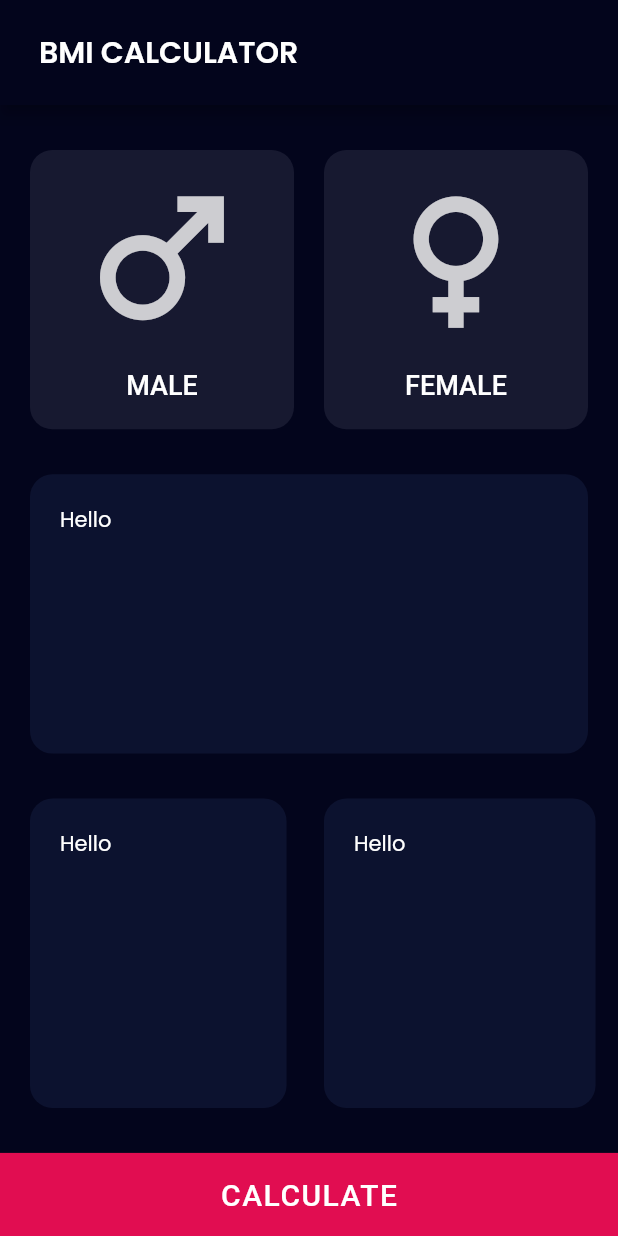
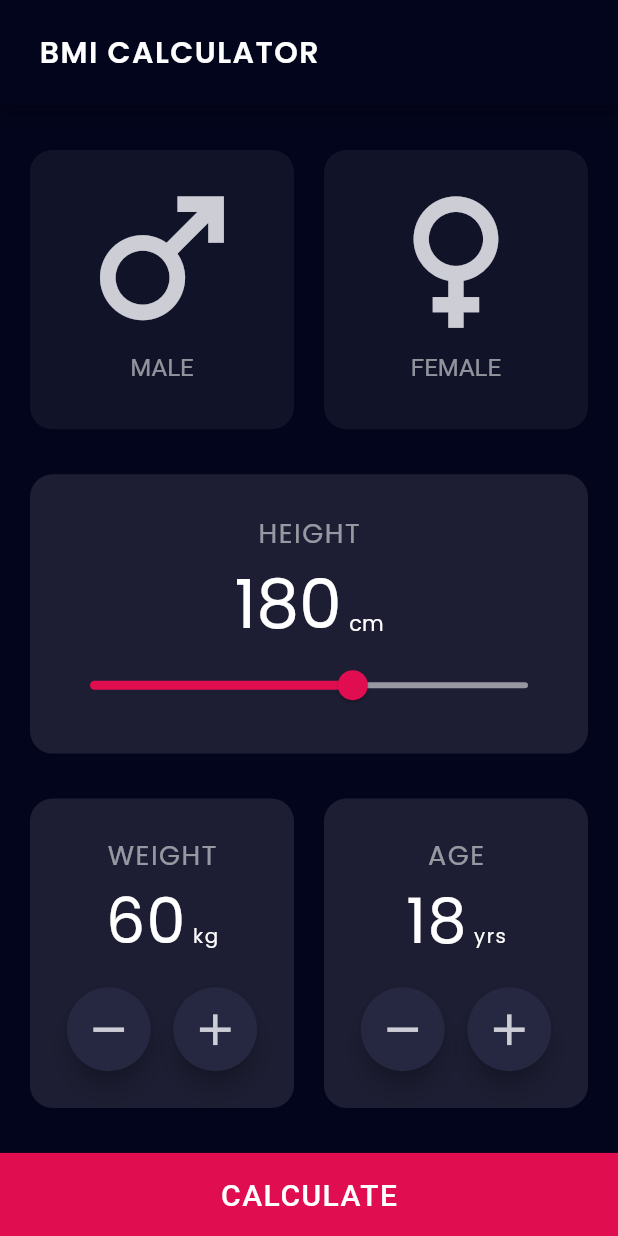
Before and after one commit to Deva0813/BMIndex, a Flutter app: the screen it shows after launch, on a phone screen of 412 x 824 dp. Run offline on Flutter 3.47's test engine with Material 2 defaults, Android fonts, the phone set to English and light mode, and no system bars; our stand-ins replace google_fonts.

Commit message:
Widgets Added for Gender,Height,Weight,Age

```diff
--- /dev/null
+++ b/lib/constants/constants.dart
@@ -0,0 +1,8 @@
+import 'package:flutter/material.dart';
+
+const kActiveCard = Color(0xff262741);
+const kInactiveCard = Color(0xff111328);
+const kStaticCards = Color(0xff1d1e33);
+const kAccentColor = Color(0xffE10D51);
+const kSupportColor = Color(0xff262741);
+const kIconColor = Color(0xffcccdd5);
--- a/lib/main.dart
+++ b/lib/main.dart
@@ -23,6 +23,7 @@ class App extends StatelessWidget {
               fontFamily: GoogleFonts.poppins().fontFamily,
               fontSize: 20.0,
               fontWeight: FontWeight.w600,
+              letterSpacing: 1.0,
             ),
           toolbarHeight: 70.0,
         ),
--- a/lib/screens/home.dart
+++ b/lib/screens/home.dart
@@ -1,4 +1,8 @@
+import 'package:bmi_calc/widgets/heightWidget.dart';
+import 'package:bmi_calc/widgets/subWidget.dart';
 import 'package:flutter/material.dart';
+import '../widgets/genderWidget.dart';
+import '../constants/constants.dart';
 
 class Home extends StatefulWidget {
   const Home({super.key});
@@ -8,17 +12,19 @@ class Home extends StatefulWidget {
 }
 
 class _HomeState extends State<Home> {
-  var selectedGender = "";
+  String selectedGender = "";
+  int height = 180;
+  int weight = 60;
+  int age = 18;
 
   @override
   Widget build(BuildContext context) {
     return Scaffold(
         appBar: AppBar(
-          title:  const Padding(
+          title: const Padding(
             padding: EdgeInsets.only(left: 10.0),
             child: Text('BMI CALCULATOR'),
           ),
-
         ),
         body: Column(
           children: [
@@ -31,8 +37,8 @@ class _HomeState extends State<Home> {
                       icon: Icons.male,
                       margin: const EdgeInsets.fromLTRB(20.0, 30.0, 10.0, 10.0),
                       color: selectedGender == "Male"
-                          ? const Color(0xff6061be)
-                          : const Color(0xff171930),
+                          ? kActiveCard
+                          : kInactiveCard,
                       onPressed: () {
                         setState(() {
                           selectedGender = "Male";
@@ -43,8 +49,8 @@ class _HomeState extends State<Home> {
                       icon: Icons.female,
                       margin: const EdgeInsets.fromLTRB(10.0, 30.0, 20.0, 10.0),
                       color: selectedGender == "Female"
-                          ? const Color(0xff6061be)
-                          : const Color(0xff171930),
+                          ? kActiveCard
+                          : kInactiveCard,
                       onPressed: () {
                         setState(() {
                           selectedGender = "Female";
@@ -55,57 +61,49 @@ class _HomeState extends State<Home> {
             ),
             Expanded(
               flex: 3,
-              child: Container(
-                margin: const EdgeInsets.all(20.0),
-                width: double.infinity,
-                decoration: const BoxDecoration(
-                  color: Color(0xff0c122f),
-                  borderRadius: BorderRadius.all(
-                    Radius.circular(15.0),
-                  ),
-                ),
-                child: Padding(
-                  padding: const EdgeInsets.all(20.0),
-                  child: Text("Hello $selectedGender"),
-                ),
+              child: HeightWidget(
+                height: height,
+                onChanged: (double newValue) {
+                  setState(() {
+                    height = newValue.round();
+                  });
+                },
               ),
             ),
             Expanded(
               flex: 3,
               child: Row(
                 children: [
-                  Expanded(
-                    flex: 1,
-                    child: Container(
-                      margin: const EdgeInsets.fromLTRB(20.0, 10.0, 15.0, 10.0),
-                      width: double.infinity,
-                      height: double.infinity,
-                      decoration: const BoxDecoration(
-                          color: Color(0xff0c122f),
-                          borderRadius:
-                              BorderRadius.all(Radius.circular(15.0))),
-                      child: const Padding(
-                        padding: EdgeInsets.all(20.0),
-                        child: Text("Hello"),
-                      ),
-                    ),
-                  ),
-                  Expanded(
-                    flex: 1,
-                    child: Container(
-                      margin: const EdgeInsets.fromLTRB(10.0, 10.0, 15.0, 10.0),
-                      width: double.infinity,
-                      height: double.infinity,
-                      decoration: const BoxDecoration(
-                          color: Color(0xff0c122f),
-                          borderRadius:
-                              BorderRadius.all(Radius.circular(15.0))),
-                      child: const Padding(
-                        padding: EdgeInsets.all(20.0),
-                        child: Text("Hello"),
-                      ),
-                    ),
-                  ),
+                  SubWidget(
+                      title: "Weight",
+                      unit: "kg",
+                      value: weight,
+                      margin: const EdgeInsets.fromLTRB(20.0, 10.0, 10.0, 10.0),
+                      onPressed1: () {
+                        setState(() {
+                          weight > 5 ? weight-- : weight = 5;
+                        });
+                      },
+                      onPressed2: () {
+                        setState(() {
+                          weight++;
+                        });
+                      }),
+                  SubWidget(
+                      title: "Age",
+                      unit: "yrs",
+                      value: age,
+                      margin: const EdgeInsets.fromLTRB(10.0, 10.0, 20.0, 10.0),
+                      onPressed1: () {
+                        setState(() {
+                          age > 2 ? age-- : age = 2;
+                        });
+                      },
+                      onPressed2: () {
+                        setState(() {
+                          age++;
+                        });
+                      }),
                 ],
               ),
             ),
@@ -117,19 +115,22 @@ class _HomeState extends State<Home> {
                 child: TextButton(
                   style: TextButton.styleFrom(
                     foregroundColor: Colors.black38,
-                    backgroundColor: const Color(0xffE10D51),
+                    backgroundColor: kAccentColor,
                     shape: const RoundedRectangleBorder(
                       borderRadius: BorderRadius.all(Radius.circular(0)),
                     ),
-
                   ),
                   onPressed: () {
-                    debugPrint("pressed");
+                    debugPrint(
+                      "Calculate values\nGender: $selectedGender\nHeight: $height\nWeight: $weight\nAge: $age"
+                    );
                   },
                   child: const Text(
                     "CALCULATE",
                     style: TextStyle(
-                        color: Colors.white, fontSize: 20.0, letterSpacing: 1.0),
+                        color: Colors.white,
+                        fontSize: 20.0,
+                        letterSpacing: 1.0),
                   ),
                 ),
               ),
@@ -138,66 +139,3 @@ class _HomeState extends State<Home> {
         ));
   }
 }
-
-class GenderWidget extends StatelessWidget {
-  const GenderWidget(
-      {Key? key,
-      required this.text,
-      required this.icon,
-      required this.margin,
-      required this.onPressed,
-      required this.color})
-      : super(key: key);
-
-  final String text;
-  final IconData icon;
-  final EdgeInsets margin;
-  final VoidCallback onPressed;
-  final Color color;
-
-  @override
-  Widget build(BuildContext context) {
-    return Expanded(
-      flex: 1,
-      child: Container(
-        margin: margin,
-        width: double.infinity,
-        height: double.infinity,
-        decoration: BoxDecoration(
-            color: color,
-            borderRadius: const BorderRadius.all(Radius.circular(15.0))),
-        child: TextButton(
-          style: TextButton.styleFrom(
-            foregroundColor: Colors.white,
-            shape: const RoundedRectangleBorder(
-              borderRadius: BorderRadius.all(Radius.circular(15.0)),
-            ),
-          ),
-          onPressed: onPressed,
-          child: Column(
-            children: [
-              Expanded(
-                flex: 6,
-                child: Icon(
-                  icon,
-                  //Auto resize
-                  size: MediaQuery.of(context).size.width * 0.3,
-                  color: const Color(0xffcdcdd1),
-                ),
-              ),
-              Expanded(
-                flex: 2,
-                child: Center(
-                  child: Text(
-                    text.toUpperCase(),
-                    style: const TextStyle(fontSize: 18.0, color: Colors.white),
-                  ),
-                ),
-              ),
-            ],
-          ),
-        ),
-      ),
-    );
-  }
-}
--- /dev/null
+++ b/lib/widgets/genderWidget.dart
@@ -0,0 +1,65 @@
+import 'package:flutter/material.dart';
+import '../constants/constants.dart';
+
+class GenderWidget extends StatelessWidget {
+  const GenderWidget(
+      {Key? key,
+      required this.text,
+      required this.icon,
+      required this.margin,
+      required this.onPressed,
+      required this.color})
+      : super(key: key);
+
+  final String text;
+  final IconData icon;
+  final EdgeInsets margin;
+  final VoidCallback onPressed;
+  final Color color;
+
+  @override
+  Widget build(BuildContext context) {
+    return Expanded(
+      flex: 1,
+      child: AnimatedContainer(
+        margin: margin,
+        width: double.infinity,
+        height: double.infinity,
+        duration: const Duration(milliseconds: 300),
+        decoration: BoxDecoration(
+            color: color,
+            borderRadius: const BorderRadius.all(Radius.circular(15.0))),
+        child: TextButton(
+          style: TextButton.styleFrom(
+            foregroundColor: Colors.white,
+            shape: const RoundedRectangleBorder(
+              borderRadius: BorderRadius.all(Radius.circular(15.0)),
+            ),
+            animationDuration: const Duration(milliseconds: 300),
+          ),
+          onPressed: onPressed,
+          child: Column(
+            children: [
+              Expanded(
+                flex: 6,
+                child: Icon(
+                  icon,
+                  //Auto resize
+                  size: MediaQuery.of(context).size.height * 0.15,
+                  color: kIconColor,
+                ),
+              ),
+              Expanded(
+                flex: 2,
+                child: Text(
+                  text.toUpperCase(),
+                  style: const TextStyle(fontSize: 16.0, color: Colors.white54, fontWeight: FontWeight.w400),
+                ),
+              ),
+            ],
+          ),
+        ),
+      ),
+    );
+  }
+}
--- /dev/null
+++ b/lib/widgets/heightWidget.dart
@@ -0,0 +1,82 @@
+import 'package:flutter/material.dart';
+import 'package:google_fonts/google_fonts.dart';
+import '../constants/constants.dart';
+
+class HeightWidget extends StatelessWidget {
+  const HeightWidget({Key?key,required this.height,required this.onChanged}):super(key:key);
+
+  final int height;
+  final void Function(double) onChanged;
+
+  @override
+  Widget build(BuildContext context) {
+    return Container(
+      margin: const EdgeInsets.all(20.0),
+      width: double.infinity,
+      decoration: const BoxDecoration(
+        color: kStaticCards,
+        borderRadius: BorderRadius.all(
+          Radius.circular(15.0),
+        ),
+      ),
+      child: Padding(
+        padding: const EdgeInsets.all(20.0),
+        child: Column(
+          mainAxisAlignment: MainAxisAlignment.center,
+          children: [
+            Text("Height".toUpperCase(),
+                style: TextStyle(
+                    fontSize: 18.0,
+                    color: Colors.white54,
+                    fontFamily: GoogleFonts.poppins(
+                        fontWeight: FontWeight.w500)
+                        .fontFamily,
+                    letterSpacing: 1.0)),
+            Row(
+              mainAxisAlignment: MainAxisAlignment.center,
+              crossAxisAlignment: CrossAxisAlignment.end,
+              children: [
+                Text(
+                  height.toString(),
+                  style: TextStyle(
+                    fontSize: MediaQuery.of(context).size.height*0.055,
+                    fontFamily: GoogleFonts.poppins(
+                      fontWeight: FontWeight.w800,
+                    ).fontFamily,
+                  ),
+                ),
+                const SizedBox(
+                  width: 5.0,
+                ),
+                const Padding(
+                  padding: EdgeInsets.only(bottom: 10.0),
+                  child: Text(
+                    "cm",
+                  ),
+                ),
+              ],
+            ),
+            SliderTheme(
+              data: SliderTheme.of(context).copyWith(
+                thumbColor: kAccentColor,
+                overlayColor: const Color(0x29E10D51),
+                activeTrackColor: kAccentColor,
+                inactiveTrackColor: Colors.white54,
+                thumbShape: const RoundSliderThumbShape(
+                    enabledThumbRadius: 10.0),
+                overlayShape: const RoundSliderOverlayShape(
+                    overlayRadius: 20.0),
+              ),
+              child: Slider(
+                value: height.toDouble(),
+                min: 120.0,
+                max: 220.0,
+                onChanged: onChanged,
+              ),
+            ),
+          ],
+        ),
+      ),
+    );
+  }
+}
--- /dev/null
+++ b/lib/widgets/subWidget.dart
@@ -0,0 +1,117 @@
+import 'package:flutter/material.dart';
+import 'package:google_fonts/google_fonts.dart';
+import '../constants/constants.dart';
+
+class SubWidget extends StatelessWidget {
+  const SubWidget(
+      {Key? key,
+      required this.title,
+      required this.unit,
+      required this.value,
+      required this.onPressed1,
+      required this.onPressed2,
+      required this.margin})
+      : super(key: key);
+
+  final String title;
+  final String unit;
+  final int value;
+  final VoidCallback onPressed1;
+  final VoidCallback onPressed2;
+  final EdgeInsets margin;
+
+  @override
+  Widget build(BuildContext context) {
+    return Expanded(
+      flex: 1,
+      child: Container(
+        margin: margin,
+        width: double.infinity,
+        height: double.infinity,
+        decoration: const BoxDecoration(
+            color: kStaticCards,
+            borderRadius: BorderRadius.all(Radius.circular(15.0))),
+        child: Padding(
+          padding: const EdgeInsets.all(20.0),
+          child: Column(
+            crossAxisAlignment: CrossAxisAlignment.center,
+            mainAxisAlignment: MainAxisAlignment.center,
+            children: [
+              Text(
+                title.toUpperCase(),
+                style: TextStyle(
+                    color: Colors.white54,
+                    fontSize: 18.0,
+                    letterSpacing: 1.0,
+                    fontFamily: GoogleFonts.poppins(fontWeight: FontWeight.w500)
+                        .fontFamily),
+              ),
+              Row(
+                mainAxisAlignment: MainAxisAlignment.center,
+                crossAxisAlignment: CrossAxisAlignment.end,
+                children: [
+                  Text(
+                    value.toString(),
+                    style: TextStyle(
+                      color: Colors.white,
+                      fontSize: MediaQuery.of(context).size.width * 0.1,
+                      letterSpacing: 1.0,
+                      fontFamily:
+                          GoogleFonts.poppins(fontWeight: FontWeight.w700)
+                              .fontFamily,
+                    ),
+                  ),
+                  SizedBox(
+                    width: MediaQuery.of(context).size.width * 0.01,
+                  ),
+                  Padding(
+                    padding: EdgeInsets.only(
+                        bottom: MediaQuery.of(context).size.height * 0.015),
+                    child: Text(
+                      unit,
+                      style: TextStyle(
+                        fontSize: MediaQuery.of(context).size.height * 0.016,
+                        letterSpacing: 1.0,
+                      ),
+                    ),
+                  ),
+                ],
+              ),
+              SizedBox(
+                height: MediaQuery.of(context).size.height * 0.015,
+              ),
+              Row(
+                mainAxisAlignment: MainAxisAlignment.center,
+                children: [
+                  FloatingActionButton(
+                    onPressed: onPressed1,
+                    backgroundColor: kSupportColor,
+                    splashColor: Colors.transparent,
+                    child: const Icon(
+                      Icons.remove,
+                      color: kIconColor,
+                      size: 35.0,
+                    ),
+                  ),
+                  const SizedBox(
+                    width: 15.0,
+                  ),
+                  FloatingActionButton(
+                    onPressed: onPressed2,
+                    backgroundColor: kSupportColor,
+                    splashColor: Colors.transparent,
+                    child: const Icon(
+                      Icons.add,
+                      color: kIconColor,
+                      size: 35.0,
+                    ),
+                  ),
+                ],
+              ),
+            ],
+          ),
+        ),
+      ),
+    );
+  }
+}
```
